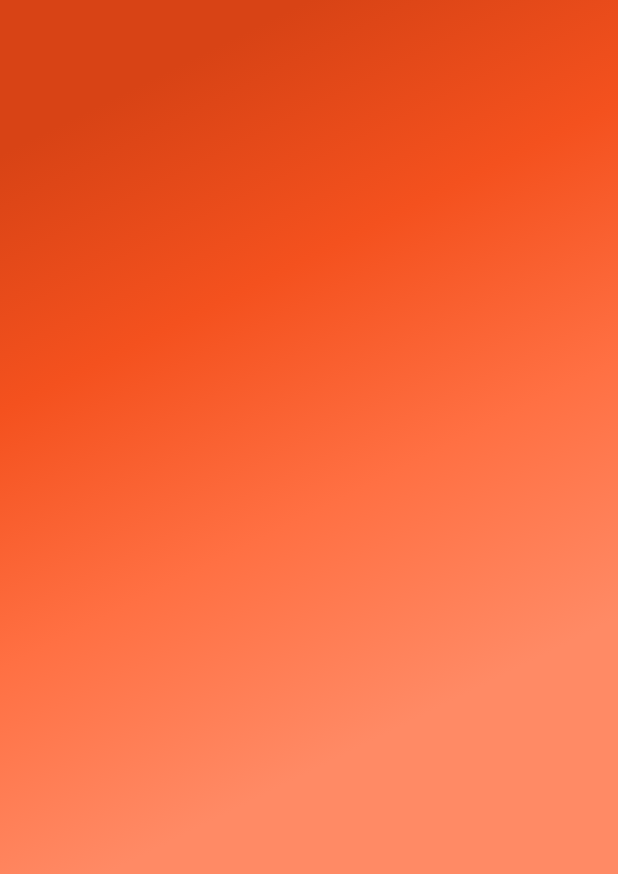
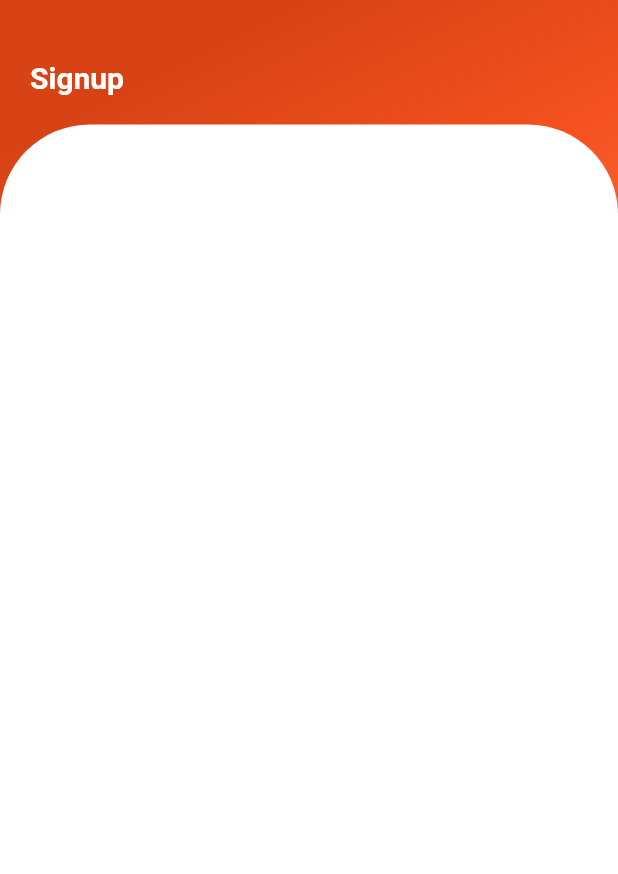
Before and after one commit to archanapunitha/flutter_login, a Flutter app: the SignUp screen opened directly, on a phone screen of 412 x 824 dp. Shown: the top 874 px of the screen. Run offline on Flutter 3.47's test engine with Material 2 defaults, Android fonts, the phone set to English and light mode, and no system bars; our stand-ins replace shared_preferences; accounts and stored records are empty.

```diff
--- a/lib/SignUp.dart
+++ b/lib/SignUp.dart
@@ -23,7 +23,59 @@ class _SignUpState extends State<SignUp> {
             ]
           )
         ),
-
+        child: Column(
+          crossAxisAlignment: CrossAxisAlignment.start,
+          children: <Widget>[
+            SizedBox(
+              height: 20,
+            ),
+            Padding(
+                padding: EdgeInsets.all(20),
+              child: Column(
+                crossAxisAlignment: CrossAxisAlignment.start,
+                children: <Widget>[
+                  Text(
+                    "Signup",style: TextStyle(
+                    color: Colors.white,
+                    fontWeight: FontWeight.bold,
+                    fontSize: 20,
+                  ),
+                  ),
+                ],
+              ),
+            ),
+            Expanded(
+              child: Container(
+                decoration: BoxDecoration(
+                  color: Colors.white,
+                  borderRadius: BorderRadius.only(topRight: Radius.circular(60),topLeft: Radius.circular(60))
+                ),
+                child: Padding(
+                    padding: EdgeInsets.all(20),
+                  child: Column(
+                    children: <Widget>[
+                      SizedBox(
+                        height: 10,
+                      ),
+                      Container(
+                        decoration: BoxDecoration(
+                          color: Colors.white,
+                          boxShadow:[
+                            BoxShadow(
+                                offset: Offset(0,10),
+                                blurRadius:20,
+                                color: Color.fromARGB(225, 95, 27, 53)
+                            )
+                          ] ,
+                        ),
+                      )
+                    ],
+                  ),
+                ),
+              ),
+            )
+          ],
+        ),
       ),
     );
   }
```
